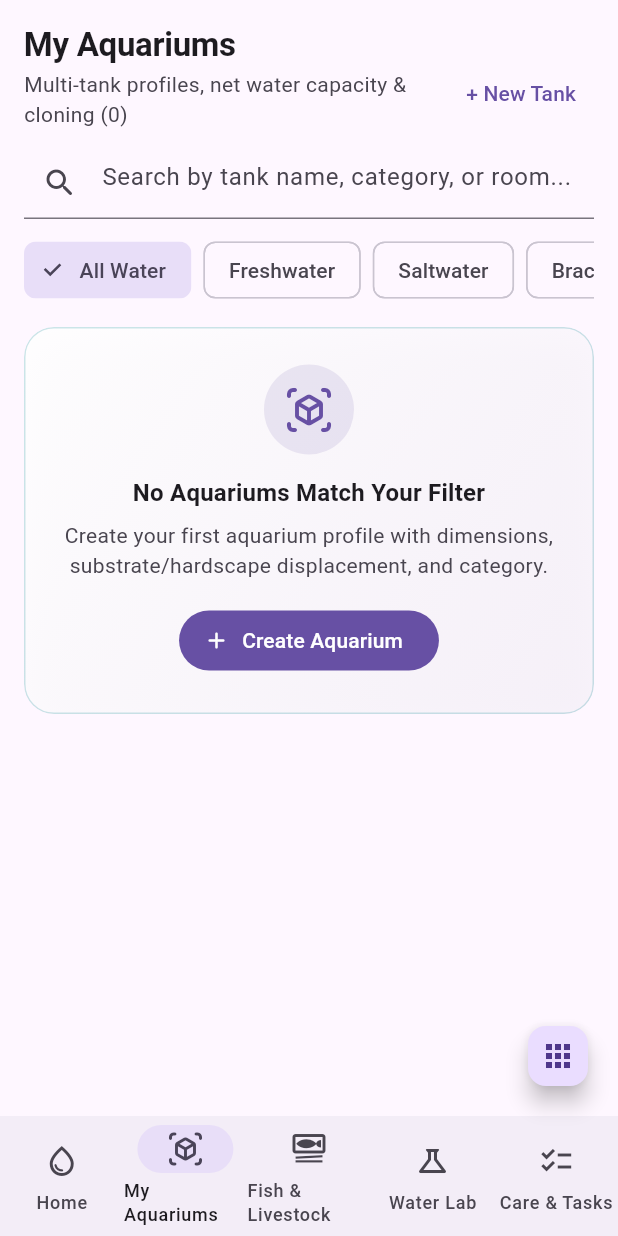
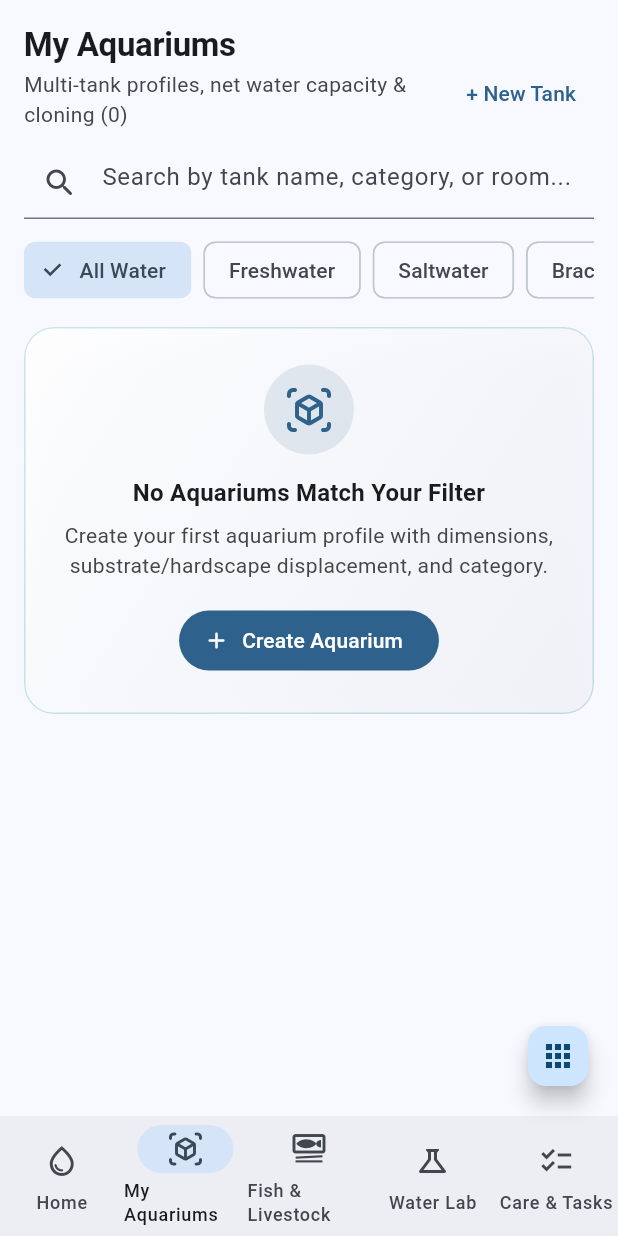
Before and after one commit to rizwanidrees786/aquaverse, a Flutter app: the screen it shows after launch, item 2 of the bottom bar chosen, on a phone screen of 412 x 824 dp. Run offline on Flutter 3.47's test engine with Material 3 defaults, Android fonts, the phone set to English and light mode, and no system bars; our stand-ins replace drift, flutter_riverpod, flutter_secure_storage, go_router; accounts and stored records are empty; generated files the repository leaves out were written again.

Commit message:
Use ThemeData for light and dark themes in main.dart

```diff
--- a/lib/main.dart
+++ b/lib/main.dart
@@ -1,7 +1,6 @@
 import 'package:aquaverse/core/localization/app_strings.dart';
 import 'package:aquaverse/core/providers/app_providers.dart';
 import 'package:aquaverse/core/router/app_router.dart';
-import 'package:aquaverse/core/theme/app_theme.dart';
 import 'package:flutter/material.dart';
 import 'package:flutter_riverpod/flutter_riverpod.dart';
 
@@ -28,8 +27,17 @@ class AquaVerseApp extends ConsumerWidget {
     return MaterialApp.router(
       debugShowCheckedModeBanner: false,
       title: strings.appName,
-      theme: AquaColors.light(),
-      darkTheme: AquaColors.dark(),
+      theme: ThemeData(
+        colorScheme: ColorScheme.fromSeed(seedColor: const Color(0xFF0288D1)),
+        useMaterial3: true,
+      ),
+      darkTheme: ThemeData(
+        colorScheme: ColorScheme.fromSeed(
+          seedColor: const Color(0xFF0288D1),
+          brightness: Brightness.dark,
+        ),
+        useMaterial3: true,
+      ),
       themeMode: themeMode,
       routerConfig: router,
     );
```
